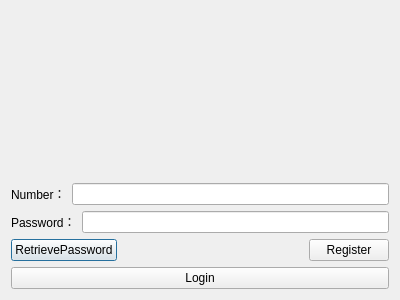
Above: ArteryTechQtProject/ArteryTechQtProject/LoginInterface.ui from chenfeigen/HBFlowsSrc before the change. Below: the same form after it.
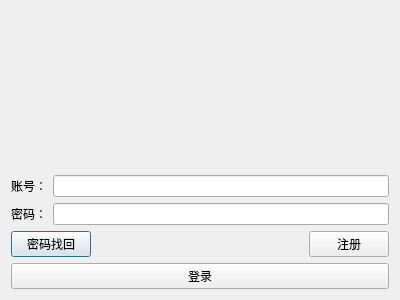
That is the form after the change. Icons and pictures are not drawn.

```diff
--- a/ArteryTechQtProject/ArteryTechQtProject/LoginInterface.ui
+++ b/ArteryTechQtProject/ArteryTechQtProject/LoginInterface.ui
@@ -32,7 +32,7 @@
        <item>
         <widget class="QLabel" name="UsernameLabel">
          <property name="text">
-          <string>Number：</string>
+          <string>账号：</string>
          </property>
         </widget>
        </item>
@@ -46,7 +46,7 @@
        <item>
         <widget class="QLabel" name="PasswordLabel">
          <property name="text">
-          <string>Password：</string>
+          <string>密码：</string>
          </property>
         </widget>
        </item>
@@ -60,7 +60,7 @@
        <item>
         <widget class="QPushButton" name="RetrievePasswordPushButton">
          <property name="text">
-          <string>RetrievePassword</string>
+          <string>密码找回</string>
          </property>
         </widget>
        </item>
@@ -80,7 +80,7 @@
        <item>
         <widget class="QPushButton" name="RegisterPushButton">
          <property name="text">
-          <string>Register</string>
+          <string>注册</string>
          </property>
         </widget>
        </item>
@@ -91,7 +91,7 @@
        <item>
         <widget class="QPushButton" name="LoginPushButton">
          <property name="text">
-          <string>Login</string>
+          <string>登录</string>
          </property>
         </widget>
        </item>
```
Left out of the diff: 7 changed lines with no effect on the pictures.
